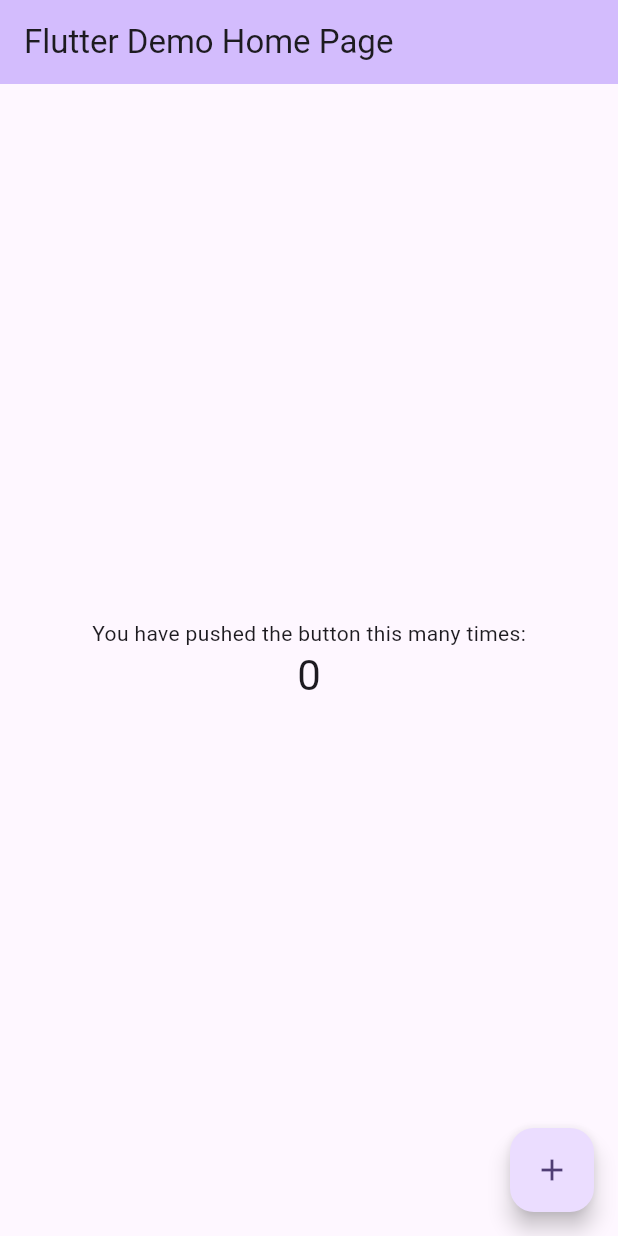
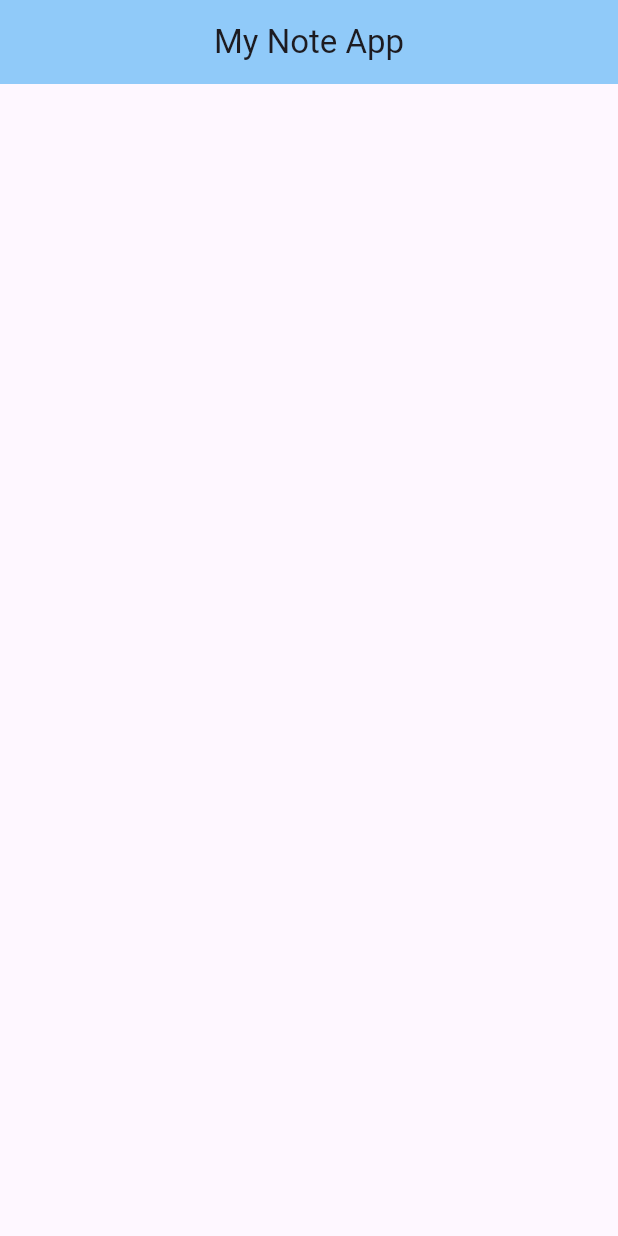
Before and after one commit to Majok-Bol/note_app, a Flutter app: the screen it shows after launch, on a phone screen of 412 x 824 dp. Run offline on Flutter 3.47's test engine with Material 3 defaults, Android fonts, the phone set to English and light mode, and no system bars.

Commit message:
added title

```diff
--- a/lib/main.dart
+++ b/lib/main.dart
@@ -1,122 +1,15 @@
 import 'package:flutter/material.dart';
-
-void main() {
-  runApp(const MyApp());
+import 'package:note_app/pages/home_page.dart';
+void main(){
+  runApp(MyApp());
 }
-
-class MyApp extends StatelessWidget {
+class MyApp extends StatelessWidget{
   const MyApp({super.key});
-
-  // This widget is the root of your application.
   @override
-  Widget build(BuildContext context) {
+  Widget build(BuildContext context){
     return MaterialApp(
-      title: 'Flutter Demo',
-      theme: ThemeData(
-        // This is the theme of your application.
-        //
-        // TRY THIS: Try running your application with "flutter run". You'll see
-        // the application has a purple toolbar. Then, without quitting the app,
-        // try changing the seedColor in the colorScheme below to Colors.green
-        // and then invoke "hot reload" (save your changes or press the "hot
-        // reload" button in a Flutter-supported IDE, or press "r" if you used
-        // the command line to start the app).
-        //
-        // Notice that the counter didn't reset back to zero; the application
-        // state is not lost during the reload. To reset the state, use hot
-        // restart instead.
-        //
-        // This works for code too, not just values: Most code changes can be
-        // tested with just a hot reload.
-        colorScheme: ColorScheme.fromSeed(seedColor: Colors.deepPurple),
-      ),
-      home: const MyHomePage(title: 'Flutter Demo Home Page'),
+      debugShowCheckedModeBanner: false,
+      home: HomePage(),
     );
   }
 }
-
-class MyHomePage extends StatefulWidget {
-  const MyHomePage({super.key, required this.title});
-
-  // This widget is the home page of your application. It is stateful, meaning
-  // that it has a State object (defined below) that contains fields that affect
-  // how it looks.
-
-  // This class is the configuration for the state. It holds the values (in this
-  // case the title) provided by the parent (in this case the App widget) and
-  // used by the build method of the State. Fields in a Widget subclass are
-  // always marked "final".
-
-  final String title;
-
-  @override
-  State<MyHomePage> createState() => _MyHomePageState();
-}
-
-class _MyHomePageState extends State<MyHomePage> {
-  int _counter = 0;
-
-  void _incrementCounter() {
-    setState(() {
-      // This call to setState tells the Flutter framework that something has
-      // changed in this State, which causes it to rerun the build method below
-      // so that the display can reflect the updated values. If we changed
-      // _counter without calling setState(), then the build method would not be
-      // called again, and so nothing would appear to happen.
-      _counter++;
-    });
-  }
-
-  @override
-  Widget build(BuildContext context) {
-    // This method is rerun every time setState is called, for instance as done
-    // by the _incrementCounter method above.
-    //
-    // The Flutter framework has been optimized to make rerunning build methods
-    // fast, so that you can just rebuild anything that needs updating rather
-    // than having to individually change instances of widgets.
-    return Scaffold(
-      appBar: AppBar(
-        // TRY THIS: Try changing the color here to a specific color (to
-        // Colors.amber, perhaps?) and trigger a hot reload to see the AppBar
-        // change color while the other colors stay the same.
-        backgroundColor: Theme.of(context).colorScheme.inversePrimary,
-        // Here we take the value from the MyHomePage object that was created by
-        // the App.build method, and use it to set our appbar title.
-        title: Text(widget.title),
-      ),
-      body: Center(
-        // Center is a layout widget. It takes a single child and positions it
-        // in the middle of the parent.
-        child: Column(
-          // Column is also a layout widget. It takes a list of children and
-          // arranges them vertically. By default, it sizes itself to fit its
-          // children horizontally, and tries to be as tall as its parent.
-          //
-          // Column has various properties to control how it sizes itself and
-          // how it positions its children. Here we use mainAxisAlignment to
-          // center the children vertically; the main axis here is the vertical
-          // axis because Columns are vertical (the cross axis would be
-          // horizontal).
-          //
-          // TRY THIS: Invoke "debug painting" (choose the "Toggle Debug Paint"
-          // action in the IDE, or press "p" in the console), to see the
-          // wireframe for each widget.
-          mainAxisAlignment: MainAxisAlignment.center,
-          children: <Widget>[
-            const Text('You have pushed the button this many times:'),
-            Text(
-              '$_counter',
-              style: Theme.of(context).textTheme.headlineMedium,
-            ),
-          ],
-        ),
-      ),
-      floatingActionButton: FloatingActionButton(
-        onPressed: _incrementCounter,
-        tooltip: 'Increment',
-        child: const Icon(Icons.add),
-      ), // This trailing comma makes auto-formatting nicer for build methods.
-    );
-  }
-}
--- /dev/null
+++ b/lib/pages/home_page.dart
@@ -0,0 +1,12 @@
+//handle home page
+import 'package:flutter/cupertino.dart';
+import 'package:flutter/material.dart';
+
+class HomePage extends StatelessWidget{
+  @override
+  Widget build(BuildContext context){
+    return Scaffold(
+      appBar: AppBar(title: Text('My Note App'),centerTitle: true,backgroundColor: Colors.blue.shade200,),
+    );
+  }
+}
```
